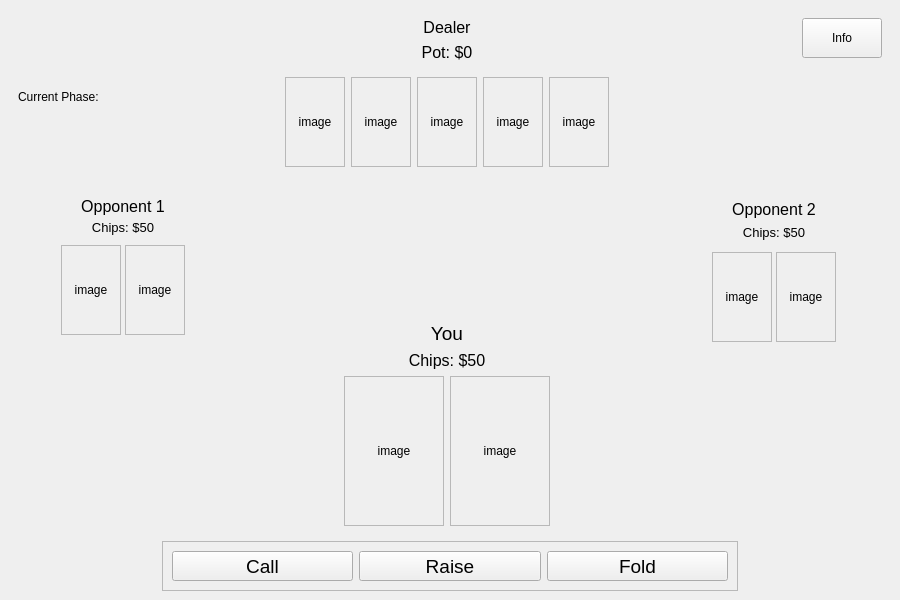
Before: the Qt Designer form PokerTeacher/view.ui in SinahiLeon/CS3505-Texas-Hold-em-Poker-Teacher, drawn with Qt 5.
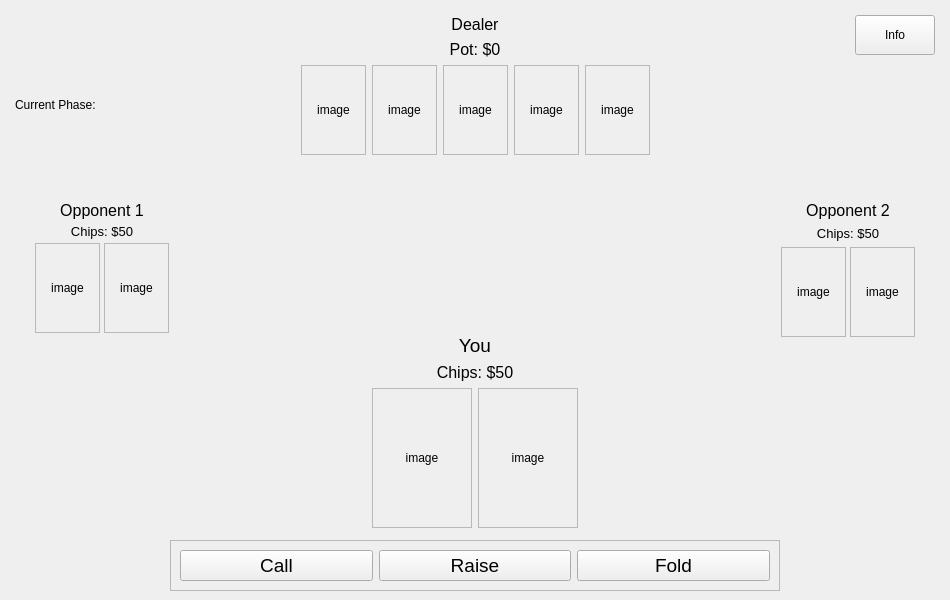
After: the same form once the commit is applied.

Commit message: UI tweaks and cleanup with images

```diff
--- a/PokerTeacher/view.ui
+++ b/PokerTeacher/view.ui
@@ -6,7 +6,7 @@
    <rect>
     <x>0</x>
     <y>0</y>
-    <width>900</width>
+    <width>950</width>
     <height>600</height>
    </rect>
   </property>
@@ -22,7 +22,19 @@
   <widget class="QWidget" name="centralwidget">
    <layout class="QVBoxLayout" name="verticalLayout_2" stretch="0,0">
     <item>
-     <layout class="QGridLayout" name="gridLayout" rowstretch="1,0" columnstretch="0,2,0">
+     <layout class="QGridLayout" name="gridLayout" rowstretch="0,1" columnstretch="0,2,0">
+      <property name="leftMargin">
+       <number>6</number>
+      </property>
+      <property name="topMargin">
+       <number>6</number>
+      </property>
+      <property name="rightMargin">
+       <number>6</number>
+      </property>
+      <property name="bottomMargin">
+       <number>6</number>
+      </property>
       <item row="1" column="0">
        <widget class="QWidget" name="opponent1" native="true">
         <layout class="QVBoxLayout" name="verticalLayout_3" stretch="0,0,0,0">
@@ -30,16 +42,16 @@
           <number>4</number>
          </property>
          <property name="leftMargin">
-          <number>6</number>
+          <number>0</number>
          </property>
          <property name="topMargin">
-          <number>6</number>
+          <number>0</number>
          </property>
          <property name="rightMargin">
-          <number>6</number>
+          <number>0</number>
          </property>
          <property name="bottomMargin">
-          <number>6</number>
+          <number>0</number>
          </property>
          <item>
           <widget class="QLabel" name="opp1NameLabel">
@@ -97,7 +109,7 @@
              <height>3</height>
             </size>
            </property>
-           <layout class="QHBoxLayout" name="horizontalLayout_4" stretch="0,1,1,0">
+           <layout class="QHBoxLayout" name="horizontalLayout_4" stretch="0,0,0,0">
             <property name="spacing">
              <number>4</number>
             </property>
@@ -105,16 +117,16 @@
              <enum>QLayout::SizeConstraint::SetDefaultConstraint</enum>
             </property>
             <property name="leftMargin">
-             <number>6</number>
+             <number>0</number>
             </property>
             <property name="topMargin">
-             <number>6</number>
+             <number>0</number>
             </property>
             <property name="rightMargin">
-             <number>6</number>
+             <number>0</number>
             </property>
             <property name="bottomMargin">
-             <number>6</number>
+             <number>0</number>
             </property>
             <item>
              <spacer name="horizontalSpacer_10">
@@ -123,7 +135,7 @@
               </property>
               <property name="sizeHint" stdset="0">
                <size>
-                <width>40</width>
+                <width>20</width>
                 <height>20</height>
                </size>
               </property>
@@ -139,7 +151,7 @@
               </property>
               <property name="minimumSize">
                <size>
-                <width>60</width>
+                <width>65</width>
                 <height>90</height>
                </size>
               </property>
@@ -197,7 +209,7 @@
               </property>
               <property name="minimumSize">
                <size>
-                <width>60</width>
+                <width>65</width>
                 <height>90</height>
                </size>
               </property>
@@ -252,7 +264,7 @@
               </property>
               <property name="sizeHint" stdset="0">
                <size>
-                <width>40</width>
+                <width>20</width>
                 <height>20</height>
                </size>
               </property>
@@ -279,7 +291,19 @@
       </item>
       <item row="0" column="1">
        <widget class="QWidget" name="dealerInfo" native="true">
-        <layout class="QVBoxLayout" name="verticalLayout_5">
+        <layout class="QVBoxLayout" name="verticalLayout_5" stretch="0,0,0,1">
+         <property name="leftMargin">
+          <number>0</number>
+         </property>
+         <property name="topMargin">
+          <number>0</number>
+         </property>
+         <property name="rightMargin">
+          <number>0</number>
+         </property>
+         <property name="bottomMargin">
+          <number>0</number>
+         </property>
          <item>
           <widget class="QLabel" name="dealerNameLabel">
            <property name="font">
@@ -337,6 +361,18 @@
             </size>
            </property>
            <layout class="QHBoxLayout" name="horizontalLayout_6">
+            <property name="leftMargin">
+             <number>0</number>
+            </property>
+            <property name="topMargin">
+             <number>0</number>
+            </property>
+            <property name="rightMargin">
+             <number>0</number>
+            </property>
+            <property name="bottomMargin">
+             <number>0</number>
+            </property>
             <item>
              <spacer name="horizontalSpacer_6">
               <property name="orientation">
@@ -344,7 +380,7 @@
               </property>
               <property name="sizeHint" stdset="0">
                <size>
-                <width>40</width>
+                <width>20</width>
                 <height>20</height>
                </size>
               </property>
@@ -360,7 +396,7 @@
               </property>
               <property name="minimumSize">
                <size>
-                <width>60</width>
+                <width>65</width>
                 <height>90</height>
                </size>
               </property>
@@ -418,7 +454,7 @@
               </property>
               <property name="minimumSize">
                <size>
-                <width>60</width>
+                <width>65</width>
                 <height>90</height>
                </size>
               </property>
@@ -476,7 +512,7 @@
               </property>
               <property name="minimumSize">
                <size>
-                <width>60</width>
+                <width>65</width>
                 <height>90</height>
                </size>
               </property>
@@ -534,7 +570,7 @@
               </property>
               <property name="minimumSize">
                <size>
-                <width>60</width>
+                <width>65</width>
                 <height>90</height>
                </size>
               </property>
@@ -592,7 +628,7 @@
               </property>
               <property name="minimumSize">
                <size>
-                <width>60</width>
+                <width>65</width>
                 <height>90</height>
                </size>
               </property>
@@ -647,7 +683,7 @@
               </property>
               <property name="sizeHint" stdset="0">
                <size>
-                <width>40</width>
+                <width>20</width>
                 <height>20</height>
                </size>
               </property>
@@ -675,6 +711,18 @@
       <item row="1" column="1">
        <widget class="QWidget" name="playerInfo" native="true">
         <layout class="QVBoxLayout" name="verticalLayout">
+         <property name="leftMargin">
+          <number>0</number>
+         </property>
+         <property name="topMargin">
+          <number>0</number>
+         </property>
+         <property name="rightMargin">
+          <number>0</number>
+         </property>
+         <property name="bottomMargin">
+          <number>0</number>
+         </property>
          <item>
           <spacer name="verticalSpacer_2">
            <property name="orientation">
@@ -727,9 +775,15 @@
             </size>
            </property>
            <layout class="QHBoxLayout" name="horizontalLayout_3">
+            <property name="leftMargin">
+             <number>0</number>
+            </property>
             <property name="topMargin">
              <number>0</number>
             </property>
+            <property name="rightMargin">
+             <number>0</number>
+            </property>
             <property name="bottomMargin">
              <number>0</number>
             </property>
@@ -751,7 +805,7 @@
               <property name="minimumSize">
                <size>
                 <width>100</width>
-                <height>150</height>
+                <height>140</height>
                </size>
               </property>
               <property name="frameShape">
@@ -791,7 +845,7 @@
               <property name="minimumSize">
                <size>
                 <width>100</width>
-                <height>150</height>
+                <height>140</height>
                </size>
               </property>
               <property name="frameShape">
@@ -847,7 +901,19 @@
       </item>
       <item row="1" column="2">
        <widget class="QWidget" name="opponent2" native="true">
-        <layout class="QVBoxLayout" name="verticalLayout_4" stretch="0,0,0,1">
+        <layout class="QVBoxLayout" name="verticalLayout_4" stretch="0,0,0,0">
+         <property name="leftMargin">
+          <number>0</number>
+         </property>
+         <property name="topMargin">
+          <number>0</number>
+         </property>
+         <property name="rightMargin">
+          <number>0</number>
+         </property>
+         <property name="bottomMargin">
+          <number>0</number>
+         </property>
          <item>
           <widget class="QLabel" name="opp2NameLabel">
            <property name="font">
@@ -895,7 +961,7 @@
            <property name="maximumSize">
             <size>
              <width>16777215</width>
-             <height>100</height>
+             <height>16777215</height>
             </size>
            </property>
            <layout class="QHBoxLayout" name="horizontalLayout_5">
@@ -906,16 +972,16 @@
              <enum>QLayout::SizeConstraint::SetDefaultConstraint</enum>
             </property>
             <property name="leftMargin">
-             <number>6</number>
+             <number>0</number>
             </property>
             <property name="topMargin">
-             <number>6</number>
+             <number>0</number>
             </property>
             <property name="rightMargin">
-             <number>6</number>
+             <number>0</number>
             </property>
             <property name="bottomMargin">
-             <number>6</number>
+             <number>0</number>
             </property>
             <item>
              <spacer name="horizontalSpacer_8">
@@ -924,7 +990,7 @@
               </property>
               <property name="sizeHint" stdset="0">
                <size>
-                <width>40</width>
+                <width>20</width>
                 <height>20</height>
                </size>
               </property>
@@ -940,7 +1006,7 @@
               </property>
               <property name="minimumSize">
                <size>
-                <width>60</width>
+                <width>65</width>
                 <height>90</height>
                </size>
               </property>
@@ -984,9 +1050,15 @@
             </item>
             <item>
              <widget class="QFrame" name="op2c2">
+              <property name="sizePolicy">
+               <sizepolicy hsizetype="Preferred" vsizetype="Preferred">
+                <horstretch>0</horstretch>
+                <verstretch>0</verstretch>
+               </sizepolicy>
+              </property>
               <property name="minimumSize">
                <size>
-                <width>60</width>
+                <width>65</width>
                 <height>90</height>
                </size>
               </property>
@@ -1035,7 +1107,7 @@
               </property>
               <property name="sizeHint" stdset="0">
                <size>
-                <width>40</width>
+                <width>20</width>
                 <height>20</height>
                </size>
               </property>
@@ -1052,7 +1124,7 @@
            <property name="sizeHint" stdset="0">
             <size>
              <width>20</width>
-             <height>195</height>
+             <height>40</height>
             </size>
            </property>
           </spacer>
@@ -1069,6 +1141,18 @@
          </sizepolicy>
         </property>
         <layout class="QGridLayout" name="gridLayout_2" rowstretch="0,1" columnstretch="1,0">
+         <property name="leftMargin">
+          <number>0</number>
+         </property>
+         <property name="topMargin">
+          <number>0</number>
+         </property>
+         <property name="rightMargin">
+          <number>0</number>
+         </property>
+         <property name="bottomMargin">
+          <number>0</number>
+         </property>
          <property name="spacing">
           <number>0</number>
          </property>
@@ -1135,6 +1219,18 @@
       <item row="0" column="0">
        <widget class="QWidget" name="gameInfo" native="true">
         <layout class="QGridLayout" name="gridLayout_14">
+         <property name="leftMargin">
+          <number>0</number>
+         </property>
+         <property name="topMargin">
+          <number>0</number>
+         </property>
+         <property name="rightMargin">
+          <number>0</number>
+         </property>
+         <property name="bottomMargin">
+          <number>0</number>
+         </property>
          <item row="2" column="0">
           <spacer name="verticalSpacer_7">
            <property name="orientation">
```
Left out of the diff: 8 changed lines with no effect on the pictures. The commit also changes 2 other files.
